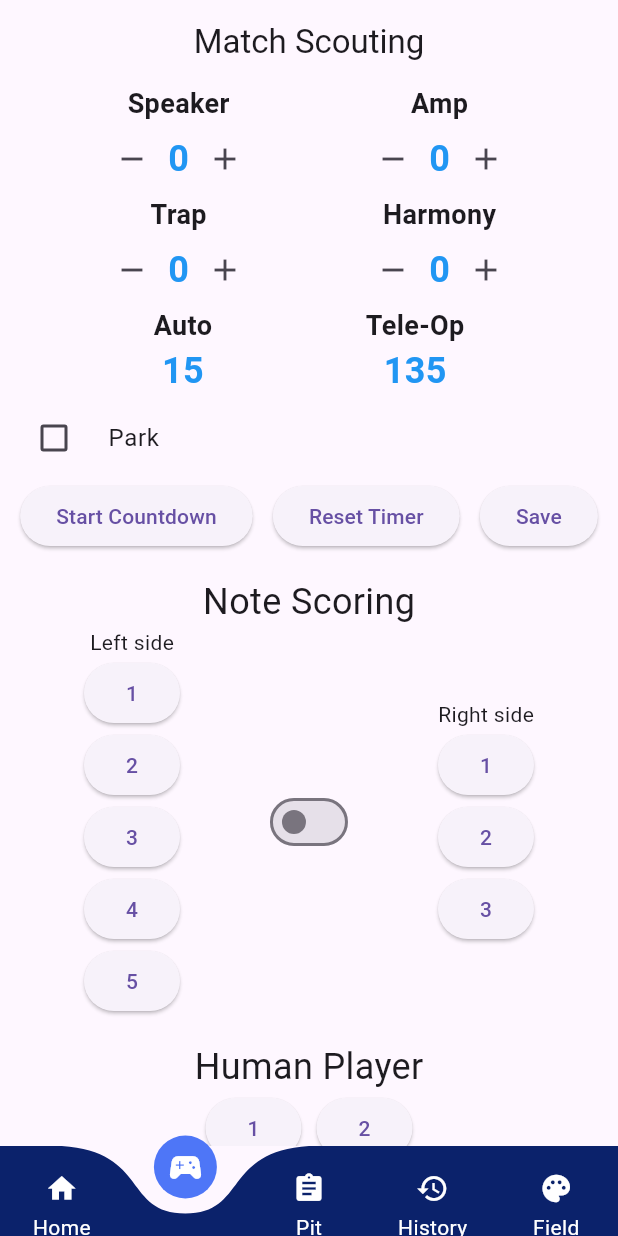
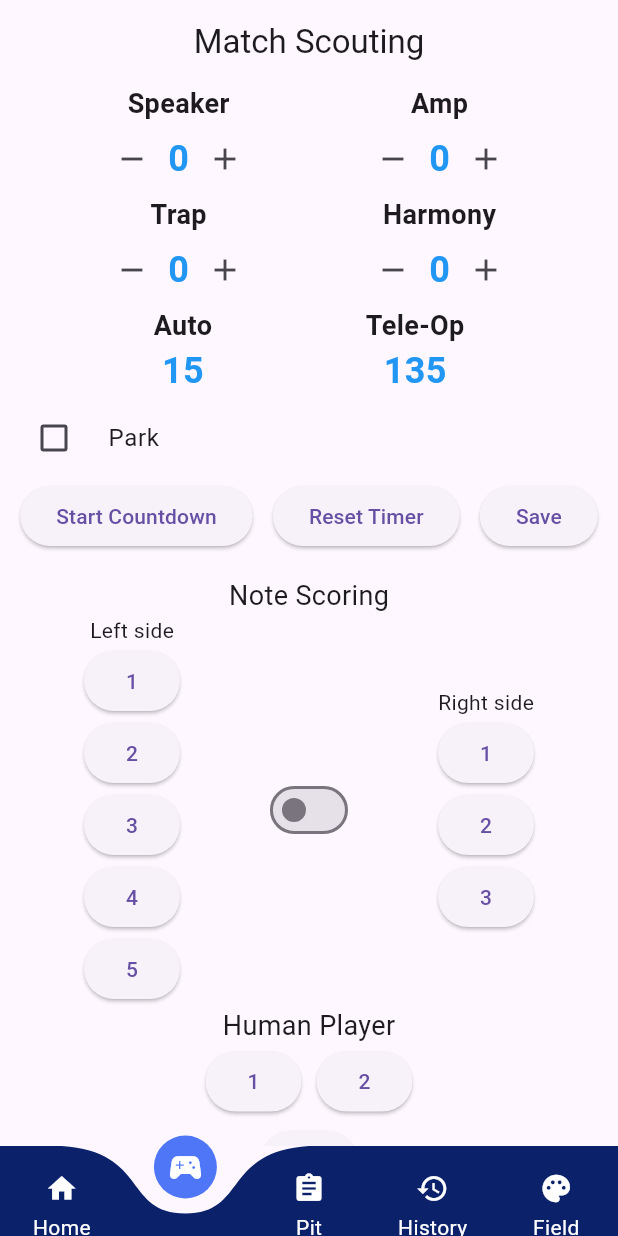
Before and after one commit to Team-Optix-3749/Optix-Scouting, a Flutter app: the screen it shows after launch, swiped to page 2, on a phone screen of 412 x 824 dp. Run offline on Flutter 3.47's test engine with Material 3 defaults, Android fonts, the phone set to English and light mode, and no system bars; drawn by our look-alikes of curved_navigation_bar; our stand-ins replace carousel_slider, csv, dropdown_button2, flutter_slidable, flutter_svg, gallery_saver and 3 more; missing offline and left inert: flutter_octicons, image_painter; project files that could hold a hidden picture were left out.

```diff
--- a/lib/pages/humanPlayer.dart
+++ b/lib/pages/humanPlayer.dart
@@ -1,5 +1,3 @@
-import 'dart:html';
-
 import 'package:flutter/material.dart';
 
 class HumanPlayer extends StatefulWidget {
@@ -18,11 +16,11 @@ class _HumanPlayerState extends State<HumanPlayer> {
         mainAxisAlignment: MainAxisAlignment.center,
         children: [
           const Padding(
-            padding: EdgeInsets.only(top: 16.0), // Adjust the top padding as needed
+            padding: EdgeInsets.only(top: 1.0), // Adjust the top padding as needed
             child: Text(
               'Human Player',
               style: TextStyle(
-                fontSize: 24, // You can adjust the font size as needed
+                fontSize: 18, // You can adjust the font size as needed
               ),
             ),
           ),
--- a/lib/pages/match.dart
+++ b/lib/pages/match.dart
@@ -215,8 +215,7 @@ class _MatchState extends State<Match> {
                 child: Text('Save'),
               ),
             ]),
-            NoteMapping(),
-            HumanPlayer(),
+            NoteMapping(), HumanPlayer(),
           ],
         ),
       ),
--- a/lib/pages/noteMapping.dart
+++ b/lib/pages/noteMapping.dart
@@ -21,7 +21,7 @@ class _NoteMappingState extends State<NoteMapping> {
           child: Text(
             'Note Scoring',
             style: TextStyle(
-              fontSize: 24, // You can adjust the font size as needed
+              fontSize: 18, // You can adjust the font size as needed
             ),
           ),
         ),
```
